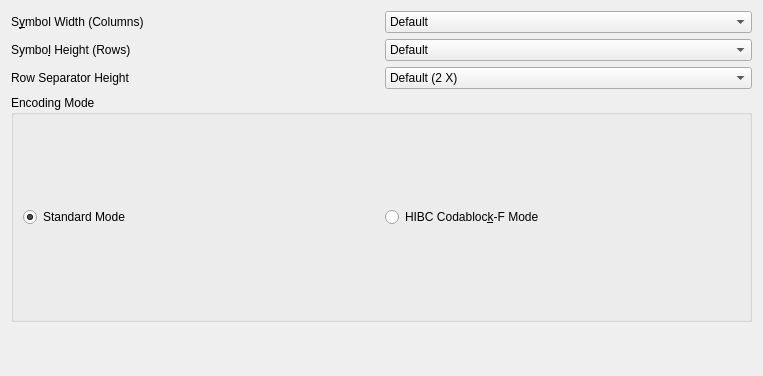
This is frontend_qt/grpCodablockF.ui in zint/zint as Qt 5 draws it before an edit. The edited form follows.
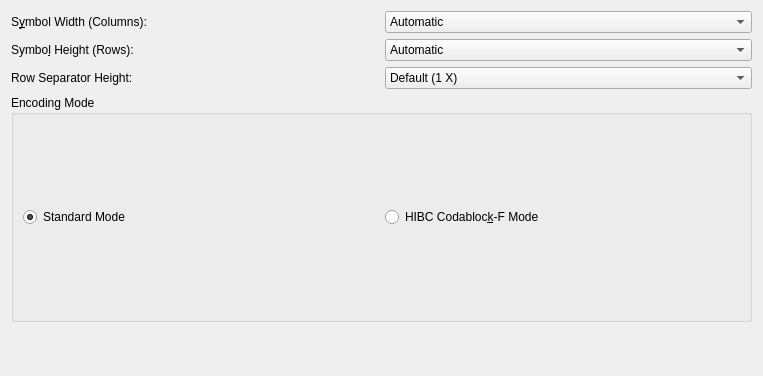
This is the edited form.

Commit message: CODE16K fixes; separator default 1; raster/vector.c quiet_zones, output.c; #191

What changed in the file:
```diff
--- a/frontend_qt/grpCodablockF.ui
+++ b/frontend_qt/grpCodablockF.ui
@@ -19,7 +19,7 @@
      <item row="0" column="0">
       <widget class="QLabel" name="labelWidth">
        <property name="text">
-        <string>S&amp;ymbol Width (Columns)</string>
+        <string>S&amp;ymbol Width (Columns):</string>
        </property>
        <property name="buddy">
         <cstring>cmbCbfWidth</cstring>
@@ -30,7 +30,7 @@
       <widget class="QComboBox" name="cmbCbfWidth">
        <item>
         <property name="text">
-         <string>Default</string>
+         <string>Automatic</string>
         </property>
        </item>
        <item>
@@ -333,7 +333,7 @@
      <item row="1" column="0">
       <widget class="QLabel" name="labelHeight">
        <property name="text">
-        <string>Symbo&amp;l Height (Rows)</string>
+        <string>Symbo&amp;l Height (Rows):</string>
        </property>
        <property name="buddy">
         <cstring>cmbCbfHeight</cstring>
@@ -344,7 +344,7 @@
       <widget class="QComboBox" name="cmbCbfHeight">
        <item>
         <property name="text">
-         <string>Default</string>
+         <string>Automatic</string>
         </property>
        </item>
        <item>
@@ -572,7 +572,7 @@
      <item row="2" column="0">
       <widget class="QLabel" name="labelRowSeparatorHeight">
        <property name="text">
-        <string>Row Separator Height</string>
+        <string>Row Separator Height:</string>
        </property>
        <property name="buddy">
         <cstring>cmbCbfRowSepHeight</cstring>
@@ -583,12 +583,7 @@
       <widget class="QComboBox" name="cmbCbfRowSepHeight">
        <item>
         <property name="text">
-         <string>Default (2 X)</string>
-        </property>
-       </item>
-       <item>
-        <property name="text">
-         <string>1 X</string>
+         <string>Default (1 X)</string>
         </property>
        </item>
        <item>
```
The commit also changes 35 other files.
